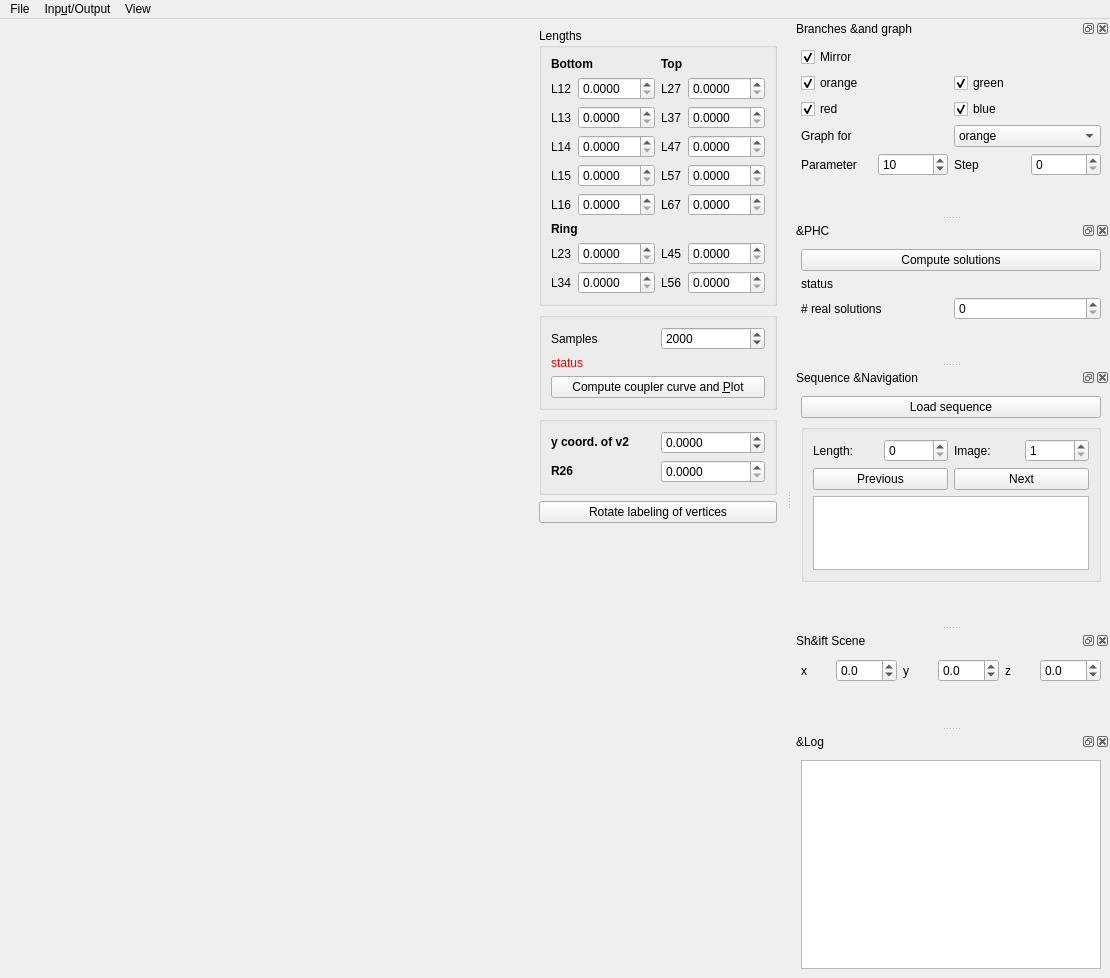
Legersky/SpatialGraphEmbeddings, file couplerCurve.ui: the form before one commit.
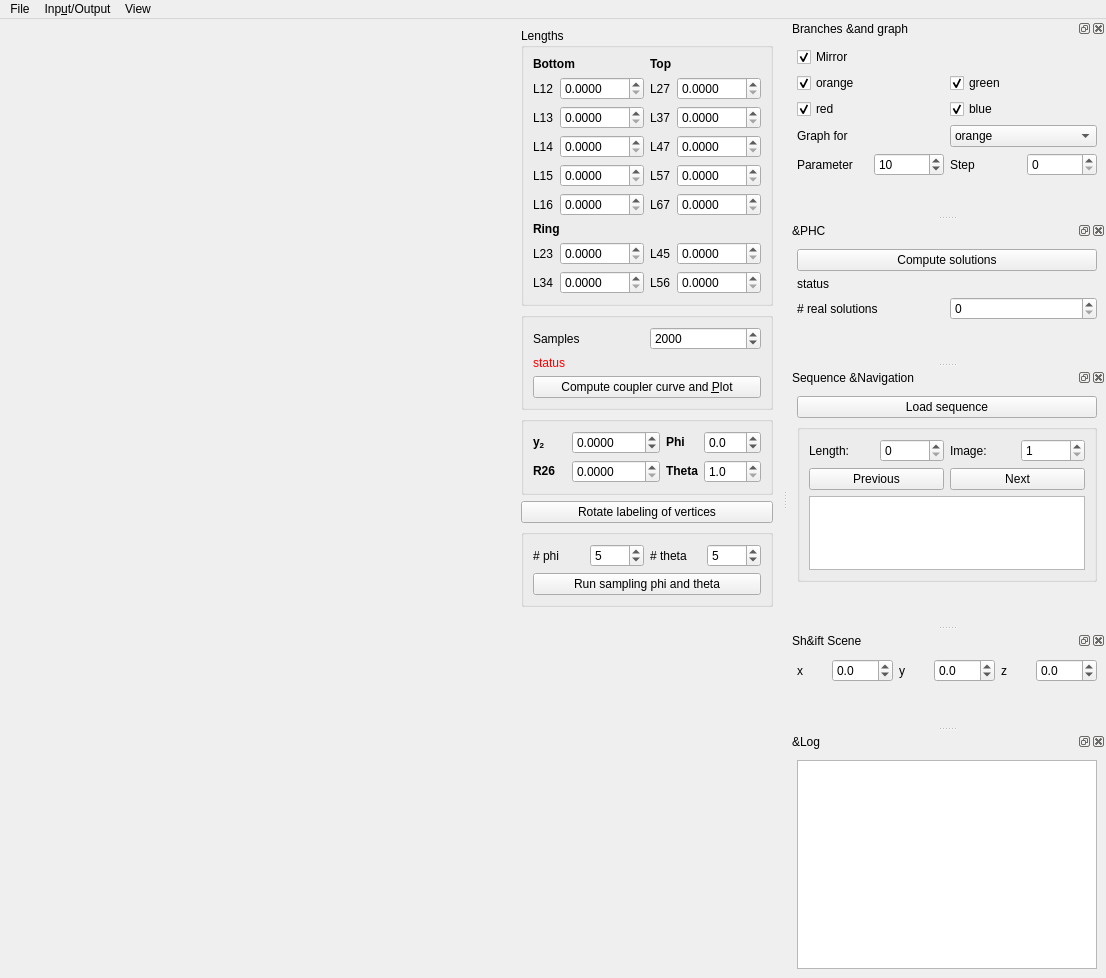
The form after the commit.

The edit to the form file:
```diff
--- a/couplerCurve.ui
+++ b/couplerCurve.ui
@@ -6,7 +6,7 @@
    <rect>
     <x>0</x>
     <y>0</y>
-    <width>1110</width>
+    <width>1106</width>
     <height>978</height>
    </rect>
   </property>
@@ -31,8 +31,8 @@
           <height>0</height>
          </size>
         </property>
-        <layout class="QVBoxLayout" name="verticalLayout_2">
-         <item>
+        <layout class="QGridLayout" name="gridLayout">
+         <item row="0" column="0">
           <layout class="QVBoxLayout" name="figLayout"/>
          </item>
         </layout>
@@ -71,7 +71,7 @@
               <number>4</number>
              </property>
              <property name="maximum">
-              <double>999.990000000000009</double>
+              <double>9999.989999999999782</double>
              </property>
              <property name="singleStep">
               <double>0.100000000000000</double>
@@ -97,7 +97,7 @@
               <number>4</number>
              </property>
              <property name="maximum">
-              <double>999.990000000000009</double>
+              <double>9999.989999999999782</double>
              </property>
              <property name="singleStep">
               <double>0.100000000000000</double>
@@ -110,7 +110,7 @@
               <number>4</number>
              </property>
              <property name="maximum">
-              <double>999.990000000000009</double>
+              <double>9999.989999999999782</double>
              </property>
              <property name="singleStep">
               <double>0.100000000000000</double>
@@ -136,7 +136,7 @@
               <number>4</number>
              </property>
              <property name="maximum">
-              <double>999.990000000000009</double>
+              <double>9999.989999999999782</double>
              </property>
              <property name="singleStep">
               <double>0.100000000000000</double>
@@ -149,7 +149,7 @@
               <number>4</number>
              </property>
              <property name="maximum">
-              <double>999.990000000000009</double>
+              <double>9999.989999999999782</double>
              </property>
              <property name="singleStep">
               <double>0.100000000000000</double>
@@ -162,7 +162,7 @@
               <number>4</number>
              </property>
              <property name="maximum">
-              <double>999.990000000000009</double>
+              <double>9999.989999999999782</double>
              </property>
              <property name="singleStep">
               <double>0.100000000000000</double>
@@ -240,7 +240,7 @@
               <number>4</number>
              </property>
              <property name="maximum">
-              <double>999.990000000000009</double>
+              <double>9999.989999999999782</double>
              </property>
              <property name="singleStep">
               <double>0.100000000000000</double>
@@ -305,7 +305,7 @@
               <number>4</number>
              </property>
              <property name="maximum">
-              <double>999.990000000000009</double>
+              <double>9999.989999999999782</double>
              </property>
              <property name="singleStep">
               <double>0.100000000000000</double>
@@ -318,7 +318,7 @@
               <number>4</number>
              </property>
              <property name="maximum">
-              <double>999.990000000000009</double>
+              <double>9999.989999999999782</double>
              </property>
              <property name="singleStep">
               <double>0.100000000000000</double>
@@ -357,7 +357,7 @@
               <number>4</number>
              </property>
              <property name="maximum">
-              <double>999.990000000000009</double>
+              <double>9999.989999999999782</double>
              </property>
              <property name="singleStep">
               <double>0.100000000000000</double>
@@ -383,7 +383,7 @@
               <number>4</number>
              </property>
              <property name="maximum">
-              <double>999.990000000000009</double>
+              <double>9999.989999999999782</double>
              </property>
              <property name="singleStep">
               <double>0.100000000000000</double>
@@ -396,7 +396,7 @@
               <number>4</number>
              </property>
              <property name="maximum">
-              <double>999.990000000000009</double>
+              <double>9999.989999999999782</double>
              </property>
              <property name="singleStep">
               <double>0.100000000000000</double>
@@ -422,7 +422,7 @@
               <number>4</number>
              </property>
              <property name="maximum">
-              <double>999.990000000000009</double>
+              <double>9999.989999999999782</double>
              </property>
              <property name="singleStep">
               <double>0.100000000000000</double>
@@ -435,7 +435,7 @@
               <number>4</number>
              </property>
              <property name="maximum">
-              <double>999.990000000000009</double>
+              <double>9999.989999999999782</double>
              </property>
              <property name="singleStep">
               <double>0.100000000000000</double>
@@ -534,23 +534,36 @@
            <string/>
           </property>
           <layout class="QGridLayout" name="gridLayout_8">
-           <item row="0" column="1">
+           <item row="1" column="2" colspan="2">
+            <widget class="QDoubleSpinBox" name="doubleSpinBoxR26">
+             <property name="decimals">
+              <number>4</number>
+             </property>
+             <property name="maximum">
+              <double>9999.989999999999782</double>
+             </property>
+             <property name="singleStep">
+              <double>0.100000000000000</double>
+             </property>
+            </widget>
+           </item>
+           <item row="0" column="2" colspan="2">
             <widget class="QDoubleSpinBox" name="doubleSpinBoxY2">
              <property name="decimals">
               <number>4</number>
              </property>
              <property name="minimum">
-              <double>-999.990000000000009</double>
+              <double>-9999.989999999999782</double>
              </property>
              <property name="maximum">
-              <double>999.990000000000009</double>
+              <double>9999.989999999999782</double>
              </property>
              <property name="singleStep">
               <double>0.100000000000000</double>
              </property>
             </widget>
            </item>
-           <item row="0" column="0">
+           <item row="0" column="0" colspan="2">
             <widget class="QLabel" name="label_yCoordV2">
              <property name="sizePolicy">
               <sizepolicy hsizetype="Minimum" vsizetype="Preferred">
@@ -559,14 +572,30 @@
               </sizepolicy>
              </property>
              <property name="text">
-              <string>&lt;html&gt;&lt;head/&gt;&lt;body&gt;&lt;p&gt;&lt;span style=&quot; font-weight:600; color:#000000;&quot;&gt;y coord. of v2&lt;/span&gt;&lt;/p&gt;&lt;/body&gt;&lt;/html&gt;</string>
+              <string>&lt;html&gt;&lt;head/&gt;&lt;body&gt;&lt;p&gt;&lt;span style=&quot; font-weight:600; color:#000000;&quot;&gt;y&lt;/span&gt;&lt;span style=&quot; font-weight:600; color:#000000; vertical-align:sub;&quot;&gt;2&lt;/span&gt;&lt;/p&gt;&lt;/body&gt;&lt;/html&gt;</string>
              </property>
              <property name="textFormat">
               <enum>Qt::AutoText</enum>
              </property>
             </widget>
            </item>
-           <item row="1" column="0">
+           <item row="0" column="4">
+            <widget class="QLabel" name="label_L26_2">
+             <property name="sizePolicy">
+              <sizepolicy hsizetype="Minimum" vsizetype="Preferred">
+               <horstretch>0</horstretch>
+               <verstretch>0</verstretch>
+              </sizepolicy>
+             </property>
+             <property name="text">
+              <string>&lt;html&gt;&lt;head/&gt;&lt;body&gt;&lt;p&gt;&lt;span style=&quot; font-weight:600; color:#000000;&quot;&gt;Phi&lt;/span&gt;&lt;/p&gt;&lt;/body&gt;&lt;/html&gt;</string>
+             </property>
+             <property name="textFormat">
+              <enum>Qt::AutoText</enum>
+             </property>
+            </widget>
+           </item>
+           <item row="1" column="0" colspan="2">
             <widget class="QLabel" name="label_L26">
              <property name="sizePolicy">
               <sizepolicy hsizetype="Minimum" vsizetype="Preferred">
@@ -582,16 +611,45 @@
              </property>
             </widget>
            </item>
-           <item row="1" column="1">
-            <widget class="QDoubleSpinBox" name="doubleSpinBoxR26">
+           <item row="0" column="5">
+            <widget class="QDoubleSpinBox" name="doubleSpinBoxPhi">
              <property name="decimals">
-              <number>4</number>
+              <number>1</number>
              </property>
+             <property name="minimum">
+              <double>-89.000000000000000</double>
+             </property>
              <property name="maximum">
-              <double>999.990000000000009</double>
+              <double>89.000000000000000</double>
              </property>
-             <property name="singleStep">
-              <double>0.100000000000000</double>
+            </widget>
+           </item>
+           <item row="1" column="4">
+            <widget class="QLabel" name="label_L26_3">
+             <property name="sizePolicy">
+              <sizepolicy hsizetype="Minimum" vsizetype="Preferred">
+               <horstretch>0</horstretch>
+               <verstretch>0</verstretch>
+              </sizepolicy>
+             </property>
+             <property name="text">
+              <string>&lt;html&gt;&lt;head/&gt;&lt;body&gt;&lt;p&gt;&lt;span style=&quot; font-weight:600; color:#000000;&quot;&gt;Theta&lt;/span&gt;&lt;/p&gt;&lt;/body&gt;&lt;/html&gt;</string>
+             </property>
+             <property name="textFormat">
+              <enum>Qt::AutoText</enum>
+             </property>
+            </widget>
+           </item>
+           <item row="1" column="5">
+            <widget class="QDoubleSpinBox" name="doubleSpinBoxTheta">
+             <property name="decimals">
+              <number>1</number>
+             </property>
+             <property name="minimum">
+              <double>1.000000000000000</double>
+             </property>
+             <property name="maximum">
+              <double>179.000000000000000</double>
              </property>
             </widget>
            </item>
@@ -605,6 +663,68 @@
           </property>
          </widget>
         </item>
+        <item>
+         <widget class="QGroupBox" name="groupBox_4">
+          <property name="title">
+           <string/>
+          </property>
+          <layout class="QGridLayout" name="gridLayout_10">
+           <item row="2" column="1">
+            <widget class="QSpinBox" name="spinBoxSamplesPhi">
+             <property name="minimum">
+              <number>1</number>
+             </property>
+             <property name="maximum">
+              <number>1000</number>
+             </property>
+             <property name="singleStep">
+              <number>5</number>
+             </property>
+             <property name="value">
+              <number>5</number>
+             </property>
+            </widget>
+           </item>
+           <item row="2" column="2">
+            <widget class="QLabel" name="label_2">
+             <property name="text">
+              <string># theta</string>
+             </property>
+            </widget>
+           </item>
+           <item row="2" column="0">
+            <widget class="QLabel" name="label_3">
+             <property name="text">
+              <string># phi</string>
+             </property>
+            </widget>
+           </item>
+           <item row="2" column="3">
+            <widget class="QSpinBox" name="spinBoxSamplesTheta">
+             <property name="minimum">
+              <number>1</number>
+             </property>
+             <property name="maximum">
+              <number>1000</number>
+             </property>
+             <property name="singleStep">
+              <number>5</number>
+             </property>
+             <property name="value">
+              <number>5</number>
+             </property>
+            </widget>
+           </item>
+           <item row="3" column="0" colspan="4">
+            <widget class="QPushButton" name="buttonSamplingPhiTheta">
+             <property name="text">
+              <string>Run sampling phi and theta</string>
+             </property>
+            </widget>
+           </item>
+          </layout>
+         </widget>
+        </item>
         <item>
          <spacer name="verticalSpacer_2">
           <property name="orientation">
@@ -1049,7 +1169,7 @@
     <rect>
      <x>0</x>
      <y>0</y>
-     <width>1110</width>
+     <width>1106</width>
      <height>30</height>
     </rect>
    </property>
```
Left out of the diff: 11 changed lines with no effect on the pictures.
